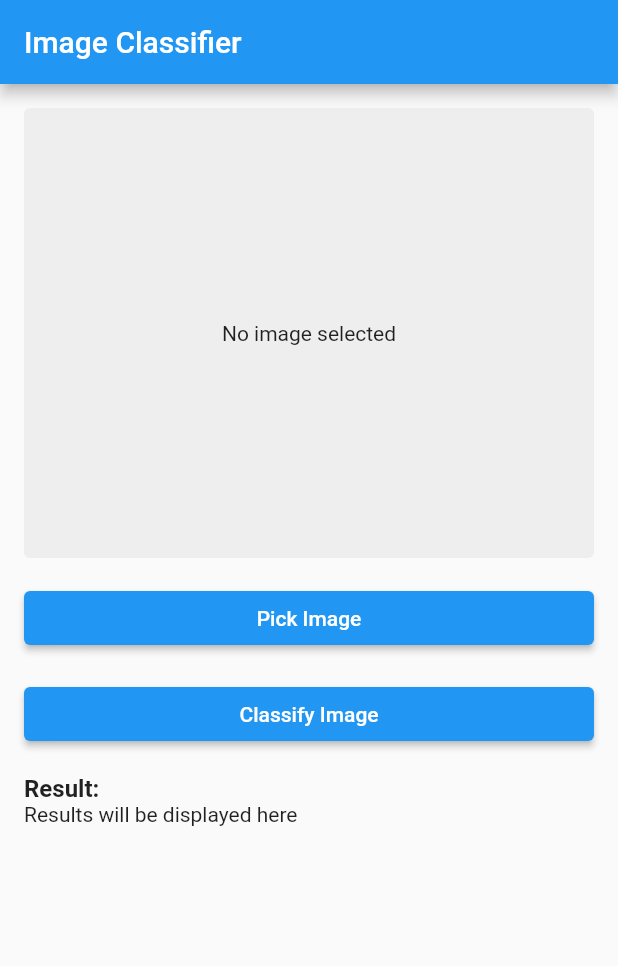
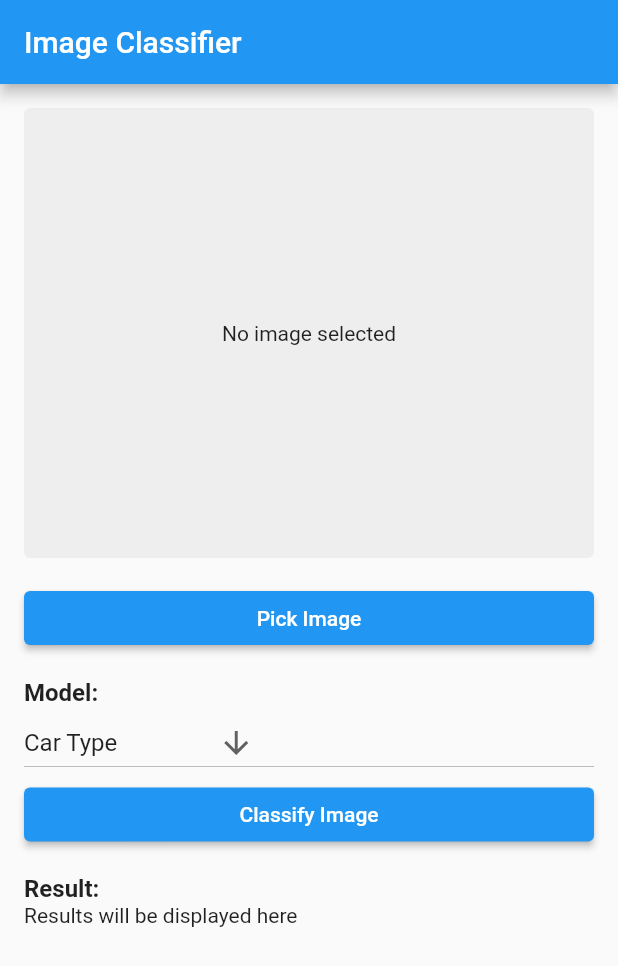
Before and after one commit to Flippchen/PorscheInsight-Flutter-App, a Flutter app: the screen it shows after launch, after a tap on "Classify Image", on a phone screen of 412 x 824 dp. Shown: the top 966 px of the screen. Run offline on Flutter 3.47's test engine with Material 2 defaults, Android fonts, the phone set to English and light mode, and no system bars; our stand-ins replace image_picker; network calls fail.

```diff
--- a/lib/main.dart
+++ b/lib/main.dart
@@ -31,6 +31,15 @@ class ImageClassifier extends StatefulWidget {
 }
 
 class _ImageClassifierState extends State<ImageClassifier> {
+  String _selectedModel = 'car_type';
+  // List of available models
+  Map<String, String> _modelMap = {
+    'car_type': 'Car Type',
+    'specific_model_variants': 'Car Series',
+    'all_specific_model_variants': 'All Model Variants',
+    // Add more models if needed
+  };
+
   String _csrfToken = '';
   String model = "";
   final ImagePicker _picker = ImagePicker();
@@ -81,7 +90,7 @@ class _ImageClassifierState extends State<ImageClassifier> {
         "Referer": "https://porsche.bene.photos/classify",
         "x-csrftoken": _csrfToken
       },
-      body: jsonEncode({'image_data': base64Image, "model_name": "car_type"}),
+      body: jsonEncode({'image_data': base64Image, "model_name": _selectedModel}),
     );
     if (response.statusCode == 200) {
       final result = jsonDecode(response.body);
@@ -124,6 +133,25 @@ class _ImageClassifierState extends State<ImageClassifier> {
               child: Text('Pick Image'),
             ),
             SizedBox(height: 16),
+            Text(
+              'Model:',
+              style: TextStyle(fontWeight: FontWeight.bold, fontSize: 16)),
+            DropdownButton<String>(
+              value: _selectedModel,
+              icon: Icon(Icons.arrow_downward),
+              onChanged: (String? newValue) {
+                setState(() {
+                  _selectedModel = newValue!;
+                });
+              },
+              items: _modelMap.entries
+                  .map<DropdownMenuItem<String>>((MapEntry<String, String> entry) {
+                return DropdownMenuItem<String>(
+                  value: entry.key,
+                  child: Text(entry.value),
+                );
+              }).toList(),
+            ),
             ElevatedButton(
               onPressed: _classifyImage,
               child: Text('Classify Image'),
```
